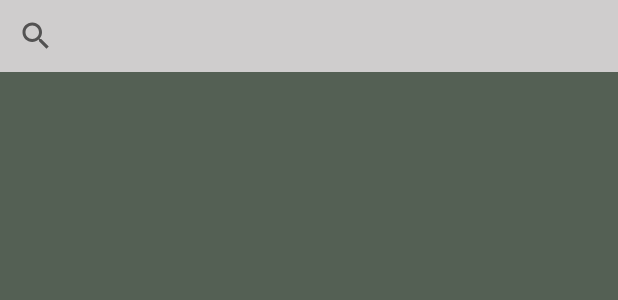
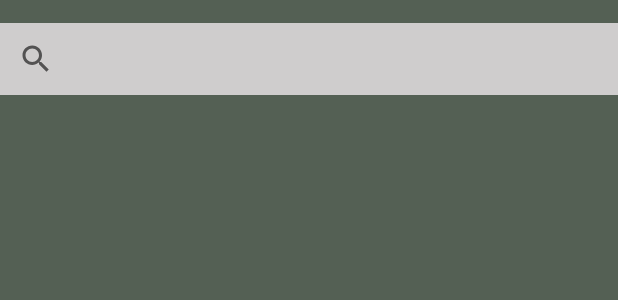
Before and after one commit to GhaidHusAll/FlickrBrowser, an Android app: the layout activity_main.xml on its own in the app's theme, with its tools: preview values and no code run, on a phone screen of 412 x 824 dp. Shown: the top 300 px of the screen. Run offline under Robolectric (Android 15) with nearby library versions, the phone set to English and light mode, and no system bars.

```diff
--- a/app/src/main/java/com/example/flicker_ghh/APIs.kt
+++ b/app/src/main/java/com/example/flicker_ghh/APIs.kt
@@ -5,8 +5,7 @@ import retrofit2.http.*
 
 interface APIs {
 
-
-    @GET("?api_key=357c66a684e6756858b09fb87b8f8be5&format=json&nojsoncallback=1")
+    @GET("?api_key=9347fb2988a3f33c2bfb443d247b91a4&format=json&nojsoncallback=1")
     fun getPhoto(@Query("tags")search: String,@Query("method")method: String): Call<Photo>
 
 }
--- a/app/src/main/res/layout/activity_main.xml
+++ b/app/src/main/res/layout/activity_main.xml
@@ -14,6 +14,7 @@
         android:layout_height="wrap_content"
         android:iconifiedByDefault="false"
         android:queryHint="Search Here"
+        android:layout_marginTop="15dp"
         android:visibility="visible"
         android:background="#CFCDCD"
         app:layout_constraintEnd_toEndOf="parent"
--- a/app/src/main/res/values/colors.xml
+++ b/app/src/main/res/values/colors.xml
@@ -7,6 +7,6 @@
     <color name="teal_700">#FF018786</color>
     <color name="black">#FF000000</color>
     <color name="white">#FFFFFFFF</color>
-    <color name="gray">#706F6F</color>
+    <color name="background">#546054</color>
 
 </resources>
--- a/app/src/main/res/values/themes.xml
+++ b/app/src/main/res/values/themes.xml
@@ -3,7 +3,7 @@
     <style name="Theme.Flicker_GHH" parent="Theme.MaterialComponents.DayNight.DarkActionBar">
         <!-- Primary brand color. -->
         <item name="colorPrimary">@color/black</item>
-        <item name="colorPrimaryVariant">@color/gray</item>
+        <item name="colorPrimaryVariant">@color/background</item>
         <item name="colorOnPrimary">@color/white</item>
         <!-- Secondary brand color. -->
         <item name="colorSecondary">@color/teal_200</item>
```
Also changed, not shown: app/src/main/java/com/example/flicker_ghh/MainActivity.kt (+17 -10 lines).
